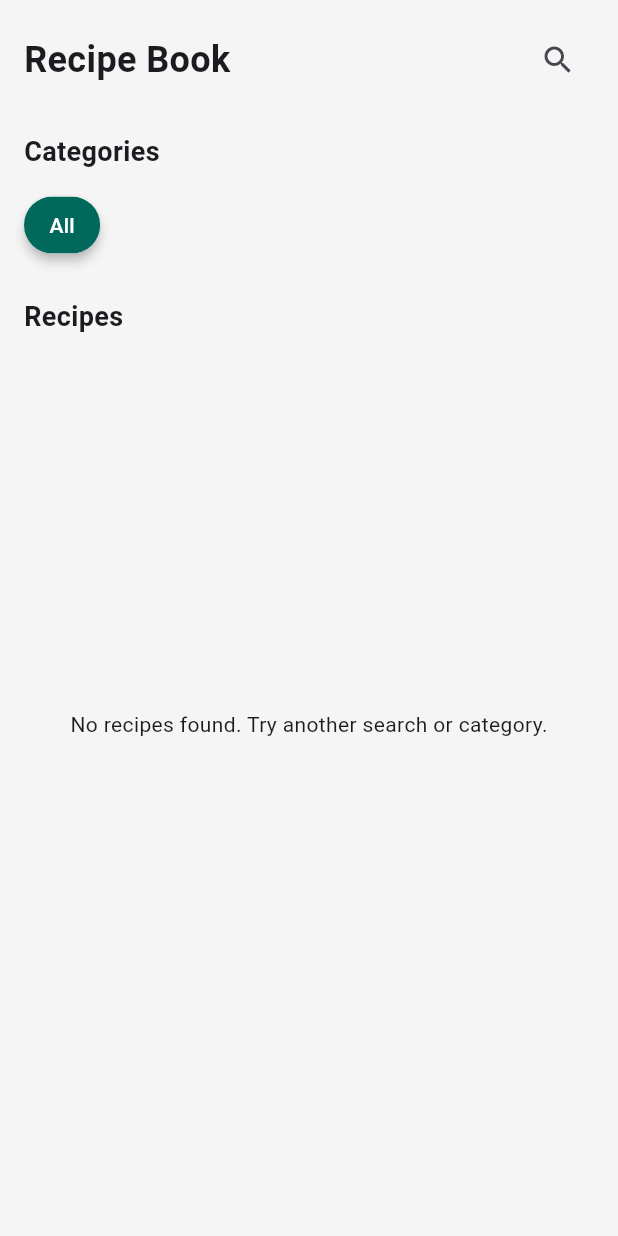
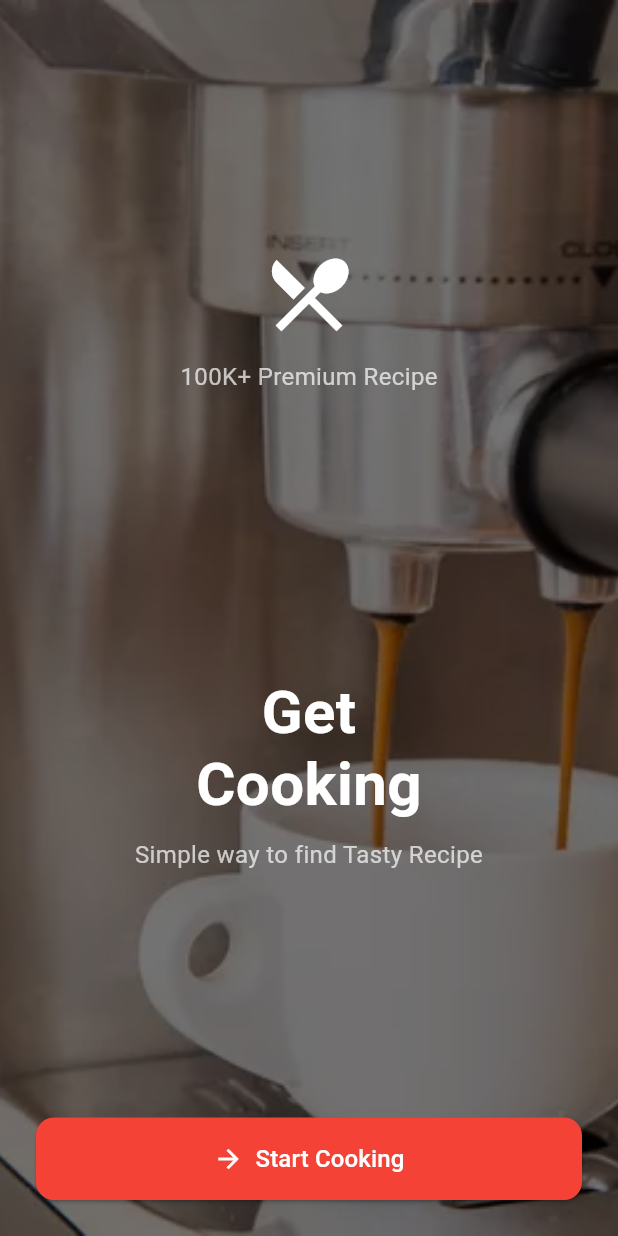
Before and after one commit to samratsuzil/himalayan-java, a Flutter app: the screen it shows after launch, on a phone screen of 412 x 824 dp. Run offline on Flutter 3.47's test engine with Material 3 defaults, Android fonts, the phone set to English and light mode, and no system bars; our stand-ins replace firebase_core, html_unescape, shimmer; accounts and stored records are empty.

Commit message:
trying wuthor

```diff
--- a/lib/helpers/fetch_user_helper.dart
+++ b/lib/helpers/fetch_user_helper.dart
@@ -7,8 +7,11 @@ Future<String?> fetchUserName(int id) async {
     final response = await http.get(
       Uri.parse('https://project.astranix.com.np/wp-json/wp/v2/users/$id'),
     );
+    log('Fetching user data from: ${response.request?.url}');
+    log('Response status: ${response.statusCode}');
     if (response.statusCode == 200) {
       final data = jsonDecode(response.body);
+      log('Fetched user data: $data');
       return data['name'];
     }
   } catch (e) {
--- a/lib/main.dart
+++ b/lib/main.dart
@@ -1,27 +1,25 @@
 import 'package:flutter/material.dart';
 import 'package:recipe_book/pages/home_page.dart';
-import 'firebase_options.dart';
+import 'package:recipe_book/pages/splash_screen.dart';
+// import 'firebase_options.dart';
 
 void main() {
   runApp(const MyApp());
 }
 
 class MyApp extends StatelessWidget {
-//   await Firebase.initializeApp(
-//    options = DefaultFirebaseOptions.currentPlatform,
-//  );
   const MyApp({super.key});
 
   @override
   Widget build(BuildContext context) {
     return MaterialApp(
+      title: 'Recipe Book',
       debugShowCheckedModeBanner: false,
-      title: 'Recipe Book',
-      theme: ThemeData(
-        colorScheme: ColorScheme.fromSeed(seedColor: Colors.deepPurple),
-        useMaterial3: true,
-      ),
-      home: HomePage(),
+      initialRoute: '/',
+      routes: {
+        '/': (context) => const SplashScreen(),
+        '/home': (context) => const HomePage(),
+      },
     );
   }
 }
--- a/lib/models/ingredient_item.dart
+++ b/lib/models/ingredient_item.dart
@@ -3,14 +3,12 @@ class IngredientItem {
   final String unit;
   final double quantity;
   final int? image;
-  String? imageUrl; // Will be resolved later
 
   IngredientItem({
     required this.name,
     required this.unit,
     required this.quantity,
     required this.image,
-    this.imageUrl,
   });
 
   factory IngredientItem.fromJson(Map<String, dynamic> json) {
@@ -28,7 +26,6 @@ class IngredientItem {
       'quantity': quantity,
       'unit': unit,
       'image': image,
-      'imageUrl': imageUrl,
     };
   }
 }
--- a/lib/models/procedure_step.dart
+++ b/lib/models/procedure_step.dart
@@ -1,9 +1,8 @@
 class ProcedureStep {
   final String? description;
   final int? image;
-  String? imageUrl;
 
-  ProcedureStep({this.description, this.image, this.imageUrl});
+  ProcedureStep({this.description, this.image});
 
   factory ProcedureStep.fromJson(Map<String, dynamic> json) {
     return ProcedureStep(
@@ -16,7 +15,6 @@ class ProcedureStep {
     return {
       'description': description ?? '',
       'image': image,
-      'imageUrl': imageUrl,
     };
   }
 }
--- a/lib/models/recipe.dart
+++ b/lib/models/recipe.dart
@@ -1,4 +1,5 @@
 import 'package:recipe_book/models/models.dart';
+import 'package:html_unescape/html_unescape.dart';
 
 class Recipe {
   final String name;
@@ -9,9 +10,10 @@ class Recipe {
   final List<dynamic> ingredients;
   final List<dynamic> procedures;
   final String? featuredImage;
+  final int? author;
 
-  Recipe({
-    required this.name,
+  Recipe(
+      {required this.name,
       required this.servings,
       required this.calories,
       required this.difficulty,
@@ -19,7 +21,7 @@ class Recipe {
       required this.ingredients,
       required this.procedures,
       this.featuredImage,
-  });
+      this.author});
 
   factory Recipe.fromJson(Map<String, dynamic> json) {
     final acf = json['acf'] ?? {};
@@ -55,7 +57,7 @@ class Recipe {
     }
 
     return Recipe(
-      name: json['title']['rendered'] ?? '',
+        name: HtmlUnescape().convert(json['title']['rendered'] ?? ''),
         servings: info['number_of_servings'] ?? 0,
         calories: info['recipe_calories'] ?? 0,
         difficulty: info['recipe_difficulty'] ?? '',
@@ -63,6 +65,6 @@ class Recipe {
         ingredients: parsedIngredients,
         procedures: parsedProcedures,
         featuredImage: imageUrl,
-    );
+        author: json['author']);
   }
 }
--- /dev/null
+++ b/lib/pages/splash_screen.dart
@@ -0,0 +1,93 @@
+import 'package:flutter/material.dart';
+
+class SplashScreen extends StatelessWidget {
+  const SplashScreen({super.key});
+
+  @override
+  Widget build(BuildContext context) {
+    return Scaffold(
+      body: Stack(
+        fit: StackFit.expand,
+        children: [
+          Image.asset(
+            'assets/images/splash.webp',
+            fit: BoxFit.cover,
+          ),
+          Container(
+            color: Colors.black54,
+          ),
+          SafeArea(
+            child: Padding(
+              padding: const EdgeInsets.symmetric(horizontal: 24),
+              child: Column(
+                mainAxisAlignment: MainAxisAlignment.center,
+                crossAxisAlignment: CrossAxisAlignment.center,
+                children: [
+                  const Spacer(),
+                  const Icon(Icons.restaurant_menu,
+                      size: 64, color: Colors.white),
+                  const SizedBox(height: 12),
+                  const Text(
+                    '100K+ Premium Recipe',
+                    style: TextStyle(
+                      color: Colors.white70,
+                      fontSize: 16,
+                      fontWeight: FontWeight.w400,
+                    ),
+                  ),
+                  Spacer(),
+                  const SizedBox(height: 24),
+                  const Text(
+                    'Get\nCooking',
+                    textAlign: TextAlign.center,
+                    style: TextStyle(
+                      color: Colors.white,
+                      fontSize: 40,
+                      fontWeight: FontWeight.bold,
+                      height: 1.2,
+                    ),
+                  ),
+                  const SizedBox(height: 12),
+                  const Text(
+                    'Simple way to find Tasty Recipe',
+                    textAlign: TextAlign.center,
+                    style: TextStyle(color: Colors.white70, fontSize: 16),
+                  ),
+                  const Spacer(),
+                  SizedBox(
+                    width: double.infinity,
+                    child: ElevatedButton.icon(
+                      onPressed: () {
+                        Navigator.pushReplacementNamed(context, '/home');
+                      },
+                      style: ElevatedButton.styleFrom(
+                        backgroundColor: Colors.red,
+                        alignment: Alignment.topCenter,
+                        shape: RoundedRectangleBorder(
+                          borderRadius: BorderRadius.circular(12),
+                        ),
+                        padding: const EdgeInsets.symmetric(vertical: 16),
+                      ),
+                      icon: const Icon(
+                        Icons.arrow_forward,
+                        size: 20,
+                        color: Colors.white,
+                      ),
+                      label: const Text(
+                        'Start Cooking',
+                        style: TextStyle(fontSize: 16, color: Colors.white),
+                      ),
+                    ),
+                  ),
+                  SizedBox(
+                    height: 24,
+                  ),
+                ],
+              ),
+            ),
+          ),
+        ],
+      ),
+    );
+  }
+}
--- a/lib/services/recipe_service.dart
+++ b/lib/services/recipe_service.dart
@@ -26,8 +26,6 @@ class RecipeService {
     if (response.statusCode == 200) {
       final List<dynamic> data = jsonDecode(response.body);
 
-      log('Received data: $data');
-
       return data
           .map((item) => Recipe.fromJson(item as Map<String, dynamic>))
           .toList();
--- a/pubspec.yaml
+++ b/pubspec.yaml
@@ -38,6 +38,8 @@ dependencies:
   # video_player: ^2.9.5
   http: ^0.13.6
   firebase_core: ^3.13.0
+  html_unescape: ^2.0.0
+  shimmer: ^3.0.0
 
 dev_dependencies:
   flutter_test:
@@ -85,6 +87,7 @@ flutter:
     - assets/images/pizza.webp
     - assets/images/user.webp
     - assets/images/placeholder.jpg
+    - assets/images/splash.webp
   # An image asset can refer to one or more resolution-specific "variants", see
   # https://flutter.dev/to/resolution-aware-images
 
```
Also changed, not shown: lib/components/food_card.dart (deleted, +0 -64 lines), lib/components/recipe_card.dart (added, +147 -0 lines), lib/components/skeletons/category_chip_skeleton.dart (added, +23 -0 lines), lib/components/skeletons/recipe_card_skeleton.dart (added, +20 -0 lines), lib/helpers/author_cache.dart (added, +13 -0 lines), lib/pages/home_page.dart (+33 -20 lines), assets/images/splash.webp (added), pubspec.lock. Lines whose indentation alone changed are shown as unchanged.
